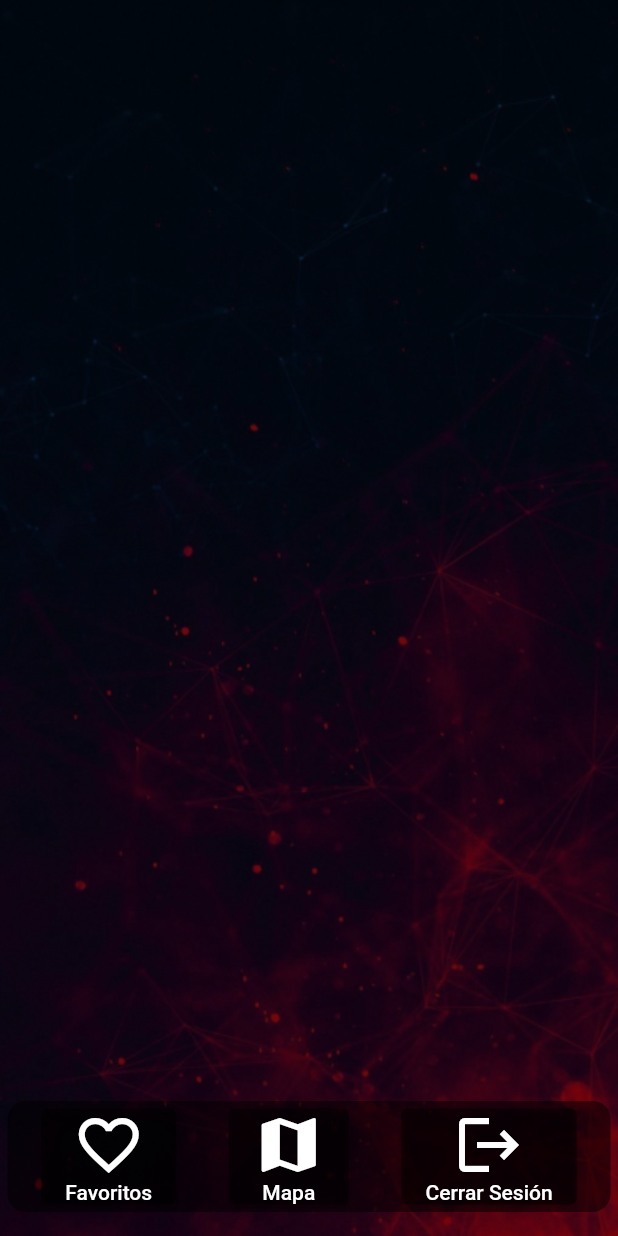
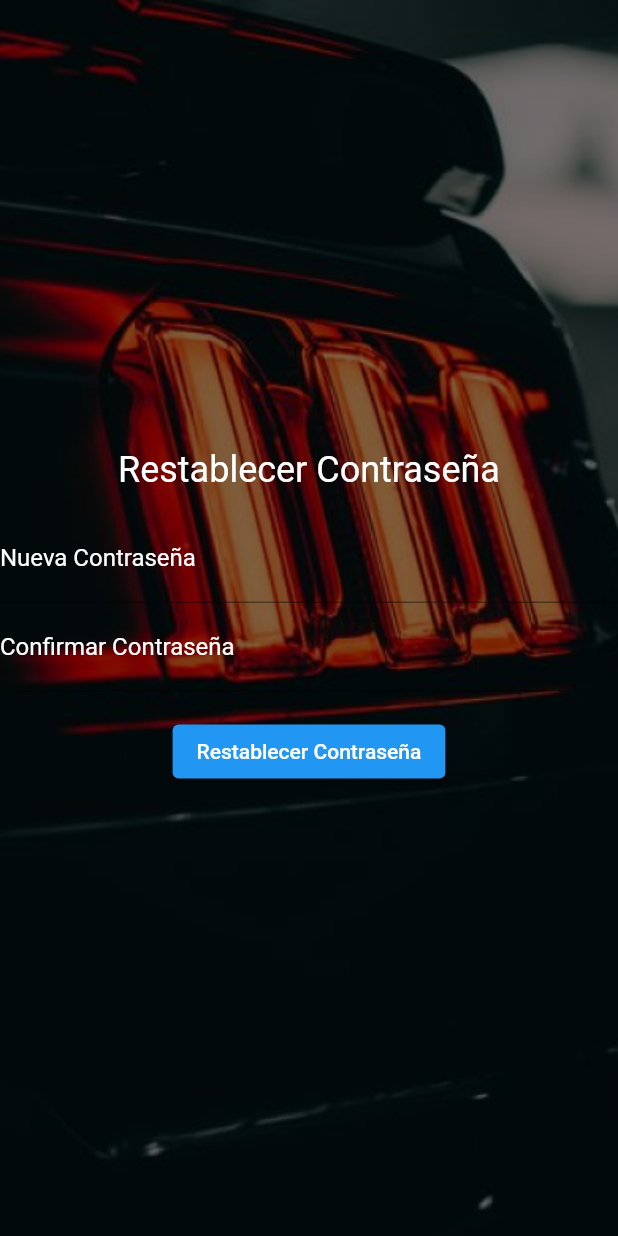
Before and after one commit to victorAbastoflor/flutter_application_3, a Flutter app: the screen it shows after launch, on a phone screen of 412 x 824 dp. Run offline on Flutter 3.47's test engine with Material 2 defaults, Android fonts, the phone set to English and light mode, and no system bars; our stand-ins replace cloud_firestore, firebase_core, geocoding, google_maps_flutter, qr_flutter; accounts and stored records are empty.

Commit message:
add one more to finish

```diff
--- a/lib/Home.dart
+++ b/lib/Home.dart
@@ -3,13 +3,15 @@ import 'package:flutter/material.dart';
 import 'FavoritesScreen.dart';
 
 class MyHomePage extends StatelessWidget {
+  const MyHomePage({Key? key}) : super(key: key);
+
   @override
   Widget build(BuildContext context) {
     return Scaffold(
       body: Stack(
         children: [
           Container(
-            decoration: BoxDecoration(
+            decoration: const BoxDecoration(
               image: DecorationImage(
                 image: AssetImage('assets/BackgroundF.png'),
                 fit: BoxFit.cover,
@@ -20,8 +22,8 @@ class MyHomePage extends StatelessWidget {
             mainAxisAlignment: MainAxisAlignment.end,
             children: [
               Container(
-                margin: EdgeInsets.fromLTRB(5, 16, 5, 16),
-                padding: EdgeInsets.all(5),
+                margin: const EdgeInsets.fromLTRB(5, 16, 5, 16),
+                padding: const EdgeInsets.all(5),
                 decoration: BoxDecoration(
                   color: Colors.black.withOpacity(0.5),
                   borderRadius:
@@ -35,12 +37,12 @@ class MyHomePage extends StatelessWidget {
                         Navigator.push(
                           context,
                           MaterialPageRoute(
-                              builder: (context) => FavoritesScreen()),
+                              builder: (context) => const FavoritesScreen()),
                         );
                       },
                       style: ElevatedButton.styleFrom(
                           backgroundColor: Colors.black.withOpacity(0.5)),
-                      child: Column(
+                      child: const Column(
                         children: [
                           Icon(Icons.favorite_border, size: 48), // Icono grande
                           Text(
@@ -56,7 +58,7 @@ class MyHomePage extends StatelessWidget {
                       },
                       style: ElevatedButton.styleFrom(
                           backgroundColor: Colors.black.withOpacity(0.5)),
-                      child: Column(
+                      child: const Column(
                         children: [
                           Icon(Icons.map, size: 48), // Icono grande
                           Text(
@@ -72,7 +74,7 @@ class MyHomePage extends StatelessWidget {
                       },
                       style: ElevatedButton.styleFrom(
                           backgroundColor: Colors.black.withOpacity(0.5)),
-                      child: Column(
+                      child: const Column(
                         children: [
                           Icon(Icons.logout, size: 48), // Icono grande
                           Text(
--- /dev/null
+++ b/lib/ResetPass.dart
@@ -0,0 +1,121 @@
+import 'package:flutter/material.dart';
+
+class ResetPasswordScreen extends StatefulWidget {
+  @override
+  _ResetPasswordScreenState createState() => _ResetPasswordScreenState();
+}
+
+class _ResetPasswordScreenState extends State<ResetPasswordScreen> {
+  final TextEditingController newPasswordController = TextEditingController();
+  final TextEditingController confirmPasswordController =
+      TextEditingController();
+
+  String passwordErrorText = '';
+  RegExp passwordValidator =
+      RegExp(r'^(?=.*[A-Z])(?=.*[!@#$&*])(?=.*[0-9])(?=.*[a-z]).{8,}$');
+
+  void resetPassword() {
+    final newPassword = newPasswordController.text;
+    final confirmPassword = confirmPasswordController.text;
+
+    if (newPassword != confirmPassword) {
+      setState(() {
+        passwordErrorText = 'Las contraseñas no coinciden.';
+      });
+      return;
+    }
+
+    if (!passwordValidator.hasMatch(newPassword)) {
+      setState(() {
+        passwordErrorText =
+            'La contraseña debe tener al menos 8 caracteres, incluyendo al menos una letra mayúscula, un carácter especial y un número.';
+      });
+      return;
+    }
+
+    // Aquí debes implementar la lógica para guardar la nueva contraseña en tu base de datos.
+
+    // Reinicia los controladores de entrada y elimina cualquier mensaje de error.
+    newPasswordController.clear();
+    confirmPasswordController.clear();
+    setState(() {
+      passwordErrorText = '';
+    });
+
+    // Puedes mostrar un mensaje de éxito o redirigir al usuario a otra pantalla.
+    // Ejemplo: Navigator.push(context, MaterialPageRoute(builder: (context) => SuccessScreen()));
+  }
+
+  @override
+  Widget build(BuildContext context) {
+    return Scaffold(
+      body: Stack(
+        children: [
+          Container(
+            decoration: BoxDecoration(
+              image: DecorationImage(
+                image: AssetImage('assets/backReset.png'),
+                fit: BoxFit.cover,
+              ),
+            ),
+          ),
+          Center(
+            child: Column(
+              mainAxisAlignment: MainAxisAlignment.center,
+              children: [
+                Text(
+                  "Restablecer Contraseña",
+                  style: TextStyle(fontSize: 24, color: Colors.white),
+                ),
+                SizedBox(height: 16),
+                TextField(
+                  controller: newPasswordController,
+                  obscureText: true,
+                  decoration: InputDecoration(
+                    labelText: "Nueva Contraseña",
+                    labelStyle: TextStyle(color: Colors.white),
+                    hintStyle: TextStyle(color: Colors.white),
+                  ),
+                  style: TextStyle(color: Colors.white),
+                  onChanged: (value) {
+                    if (passwordValidator.hasMatch(value)) {
+                      setState(() {
+                        passwordErrorText = '';
+                      });
+                    } else {
+                      setState(() {
+                        passwordErrorText =
+                            'La contraseña debe tener al menos 8 caracteres, incluyendo al menos una letra mayúscula, un carácter especial y un número.';
+                      });
+                    }
+                  },
+                ),
+                TextField(
+                  controller: confirmPasswordController,
+                  obscureText: true,
+                  decoration: InputDecoration(
+                    labelText: "Confirmar Contraseña",
+                    labelStyle: TextStyle(color: Colors.white),
+                    hintStyle: TextStyle(color: Colors.white),
+                  ),
+                  style: TextStyle(color: Colors.white),
+                ),
+                Text(
+                  passwordErrorText,
+                  style: TextStyle(color: Colors.red),
+                ),
+                ElevatedButton(
+                  onPressed: resetPassword,
+                  child: Text(
+                    "Restablecer Contraseña",
+                    style: TextStyle(color: Colors.white),
+                  ),
+                ),
+              ],
+            ),
+          ),
+        ],
+      ),
+    );
+  }
+}
--- a/pubspec.yaml
+++ b/pubspec.yaml
@@ -38,6 +38,10 @@ dependencies:
   cloud_firestore: ^4.9.1
   qr_flutter: ^4.1.0
   google_maps_flutter: ^2.5.0
+  geocoding: ^2.0.0
+  intl: ^0.18.1
+  latlong2: ^0.9.0
+  flutter_map: ^6.0.0
 
 dev_dependencies:
   flutter_test:
@@ -60,10 +64,12 @@ flutter:
   # the material Icons class.
   uses-material-design: true
 
+
   # To add assets to your application, add an assets section, like this:
   assets:
     - assets/background.png
     - assets/BackgroundF.png
+    - assets/backReset.png
   #   - images/a_dot_ham.jpeg
 
   # An image asset can refer to one or more resolution-specific "variants", see
```
Also changed, not shown: lib/FavoritesScreen.dart (+13 -11 lines), lib/MapView.dart (added, +76 -0 lines), lib/QRScreen.dart (+25 -23 lines), lib/main.dart (+63 -4 lines), lib/qr_screen.dart (deleted, +0 -32 lines), lib/re.dart (deleted, +0 -84 lines), lib/services/firebase_service.dart (+4 -4 lines), assets/backReset.png (added), pubspec.lock, 5 other files.
